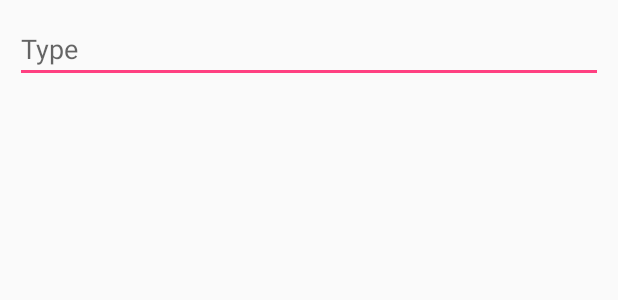
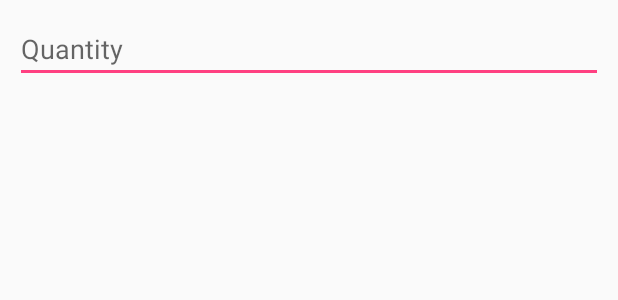
Before and after one commit to daivatvaishnani/HotelManagement, an Android app: the layout list_row.xml on its own in the app's theme, with its tools: preview values and no code run, on a phone screen of 412 x 824 dp. Shown: the top 300 px of the screen. Run offline under Robolectric (Android 15) with nearby library versions, the phone set to English and light mode, and no system bars.

Commit message:
Quantity <--> Type

```diff
--- a/app/src/main/res/layout/list_row.xml
+++ b/app/src/main/res/layout/list_row.xml
@@ -8,7 +8,7 @@
         android:id="@+id/edittext"
         android:layout_width="match_parent"
         android:layout_height="wrap_content"
-        android:hint="Type"
+        android:hint="Quantity"
         android:maxLines='1'/>
 
 </RelativeLayout>
```
